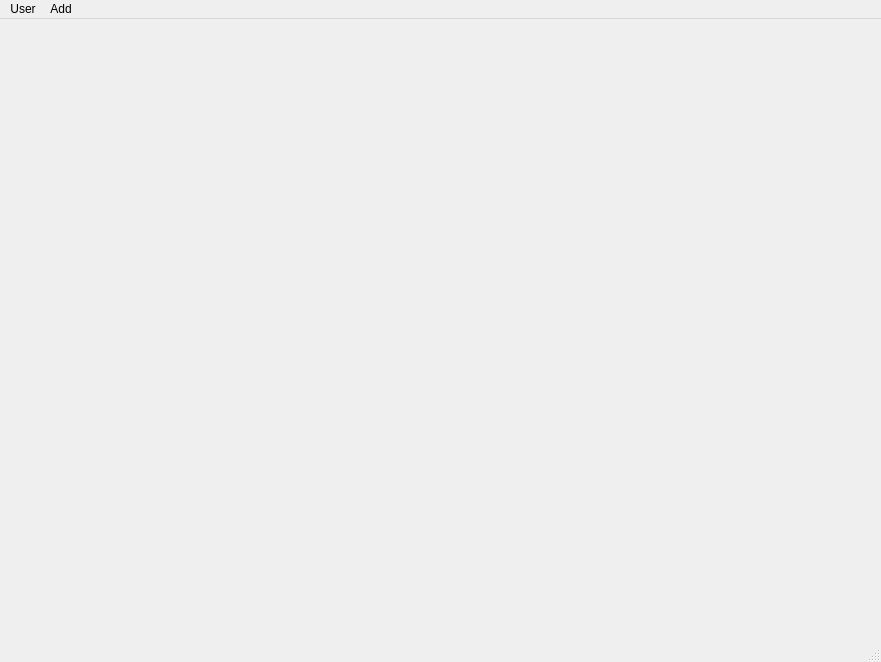
Before: the Qt Designer form interfaces/main.ui in BavoDebraekeleer/python-web-price-comparison-tool, drawn with Qt 5.
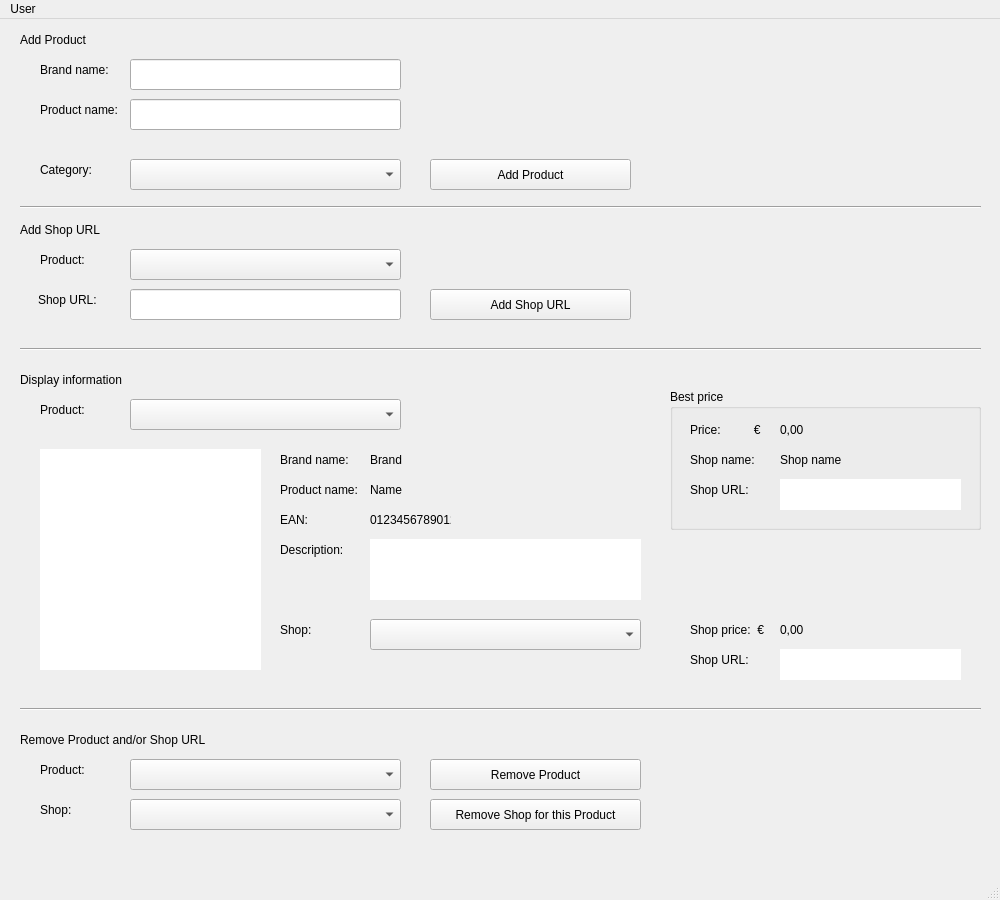
After: the same form once the commit is applied.

Commit message: Interface done, Amazon basic web scrapping added

Patch:
```diff
--- a/interfaces/main.ui
+++ b/interfaces/main.ui
@@ -6,30 +6,824 @@
    <rect>
     <x>0</x>
     <y>0</y>
-    <width>881</width>
-    <height>662</height>
+    <width>1000</width>
+    <height>900</height>
    </rect>
   </property>
+  <property name="sizePolicy">
+   <sizepolicy hsizetype="Preferred" vsizetype="Preferred">
+    <horstretch>0</horstretch>
+    <verstretch>0</verstretch>
+   </sizepolicy>
+  </property>
+  <property name="minimumSize">
+   <size>
+    <width>1000</width>
+    <height>900</height>
+   </size>
+  </property>
   <property name="windowTitle">
    <string>MainWindow</string>
   </property>
-  <widget class="QWidget" name="centralwidget"/>
+  <property name="iconSize">
+   <size>
+    <width>32</width>
+    <height>32</height>
+   </size>
+  </property>
+  <widget class="QWidget" name="centralwidget">
+   <widget class="QLabel" name="lb_title_addProduct">
+    <property name="geometry">
+     <rect>
+      <x>20</x>
+      <y>10</y>
+      <width>381</width>
+      <height>21</height>
+     </rect>
+    </property>
+    <property name="text">
+     <string>Add Product</string>
+    </property>
+   </widget>
+   <widget class="QLabel" name="lb_title_addShop">
+    <property name="geometry">
+     <rect>
+      <x>20</x>
+      <y>200</y>
+      <width>381</width>
+      <height>21</height>
+     </rect>
+    </property>
+    <property name="text">
+     <string>Add Shop URL</string>
+    </property>
+   </widget>
+   <widget class="QLineEdit" name="in_productBrand">
+    <property name="geometry">
+     <rect>
+      <x>130</x>
+      <y>40</y>
+      <width>271</width>
+      <height>31</height>
+     </rect>
+    </property>
+   </widget>
+   <widget class="QLabel" name="lb_brand">
+    <property name="geometry">
+     <rect>
+      <x>40</x>
+      <y>40</y>
+      <width>81</width>
+      <height>21</height>
+     </rect>
+    </property>
+    <property name="text">
+     <string>Brand name:</string>
+    </property>
+   </widget>
+   <widget class="QLabel" name="lb_category">
+    <property name="geometry">
+     <rect>
+      <x>40</x>
+      <y>140</y>
+      <width>81</width>
+      <height>21</height>
+     </rect>
+    </property>
+    <property name="text">
+     <string>Category:</string>
+    </property>
+   </widget>
+   <widget class="Line" name="line">
+    <property name="geometry">
+     <rect>
+      <x>20</x>
+      <y>180</y>
+      <width>961</width>
+      <height>16</height>
+     </rect>
+    </property>
+    <property name="orientation">
+     <enum>Qt::Horizontal</enum>
+    </property>
+   </widget>
+   <widget class="QComboBox" name="in_category">
+    <property name="geometry">
+     <rect>
+      <x>130</x>
+      <y>140</y>
+      <width>271</width>
+      <height>31</height>
+     </rect>
+    </property>
+   </widget>
+   <widget class="QComboBox" name="in_add_productSelect">
+    <property name="geometry">
+     <rect>
+      <x>130</x>
+      <y>230</y>
+      <width>271</width>
+      <height>31</height>
+     </rect>
+    </property>
+    <property name="currentText">
+     <string extracomment="Select product"/>
+    </property>
+   </widget>
+   <widget class="QLabel" name="lb_product">
+    <property name="geometry">
+     <rect>
+      <x>40</x>
+      <y>230</y>
+      <width>81</width>
+      <height>21</height>
+     </rect>
+    </property>
+    <property name="text">
+     <string>Product:</string>
+    </property>
+   </widget>
+   <widget class="QLabel" name="lb_url">
+    <property name="geometry">
+     <rect>
+      <x>38</x>
+      <y>270</y>
+      <width>81</width>
+      <height>21</height>
+     </rect>
+    </property>
+    <property name="text">
+     <string>Shop URL:</string>
+    </property>
+   </widget>
+   <widget class="QLineEdit" name="in_productShopUrl">
+    <property name="geometry">
+     <rect>
+      <x>130</x>
+      <y>270</y>
+      <width>271</width>
+      <height>31</height>
+     </rect>
+    </property>
+   </widget>
+   <widget class="Line" name="line_2">
+    <property name="geometry">
+     <rect>
+      <x>20</x>
+      <y>320</y>
+      <width>961</width>
+      <height>21</height>
+     </rect>
+    </property>
+    <property name="orientation">
+     <enum>Qt::Horizontal</enum>
+    </property>
+   </widget>
+   <widget class="QLabel" name="lb_title_displayInfo">
+    <property name="geometry">
+     <rect>
+      <x>20</x>
+      <y>350</y>
+      <width>381</width>
+      <height>21</height>
+     </rect>
+    </property>
+    <property name="text">
+     <string>Display information</string>
+    </property>
+   </widget>
+   <widget class="QComboBox" name="in_display_productSelect">
+    <property name="geometry">
+     <rect>
+      <x>130</x>
+      <y>380</y>
+      <width>271</width>
+      <height>31</height>
+     </rect>
+    </property>
+    <property name="currentText">
+     <string extracomment="Select product"/>
+    </property>
+   </widget>
+   <widget class="QLabel" name="lb_display_product">
+    <property name="geometry">
+     <rect>
+      <x>40</x>
+      <y>380</y>
+      <width>81</width>
+      <height>21</height>
+     </rect>
+    </property>
+    <property name="text">
+     <string>Product:</string>
+    </property>
+   </widget>
+   <widget class="QPushButton" name="btn_addProduct">
+    <property name="geometry">
+     <rect>
+      <x>430</x>
+      <y>140</y>
+      <width>201</width>
+      <height>31</height>
+     </rect>
+    </property>
+    <property name="text">
+     <string>Add Product</string>
+    </property>
+   </widget>
+   <widget class="QPushButton" name="btn_addProductShop">
+    <property name="geometry">
+     <rect>
+      <x>430</x>
+      <y>270</y>
+      <width>201</width>
+      <height>31</height>
+     </rect>
+    </property>
+    <property name="text">
+     <string>Add Shop URL</string>
+    </property>
+   </widget>
+   <widget class="QLabel" name="lb_addProduct_message">
+    <property name="geometry">
+     <rect>
+      <x>630</x>
+      <y>140</y>
+      <width>351</width>
+      <height>31</height>
+     </rect>
+    </property>
+    <property name="text">
+     <string/>
+    </property>
+   </widget>
+   <widget class="QLabel" name="lb_addShop_message">
+    <property name="geometry">
+     <rect>
+      <x>630</x>
+      <y>270</y>
+      <width>351</width>
+      <height>31</height>
+     </rect>
+    </property>
+    <property name="text">
+     <string/>
+    </property>
+   </widget>
+   <widget class="QLineEdit" name="in_productName">
+    <property name="geometry">
+     <rect>
+      <x>130</x>
+      <y>80</y>
+      <width>271</width>
+      <height>31</height>
+     </rect>
+    </property>
+   </widget>
+   <widget class="QLabel" name="lb_name">
+    <property name="geometry">
+     <rect>
+      <x>40</x>
+      <y>80</y>
+      <width>81</width>
+      <height>21</height>
+     </rect>
+    </property>
+    <property name="text">
+     <string>Product name:</string>
+    </property>
+   </widget>
+   <widget class="Line" name="line_3">
+    <property name="geometry">
+     <rect>
+      <x>20</x>
+      <y>680</y>
+      <width>961</width>
+      <height>21</height>
+     </rect>
+    </property>
+    <property name="orientation">
+     <enum>Qt::Horizontal</enum>
+    </property>
+   </widget>
+   <widget class="QLabel" name="lb_removeTitle">
+    <property name="geometry">
+     <rect>
+      <x>20</x>
+      <y>710</y>
+      <width>381</width>
+      <height>21</height>
+     </rect>
+    </property>
+    <property name="text">
+     <string>Remove Product and/or Shop URL</string>
+    </property>
+   </widget>
+   <widget class="QLabel" name="lb_remove_message">
+    <property name="geometry">
+     <rect>
+      <x>40</x>
+      <y>820</y>
+      <width>941</width>
+      <height>31</height>
+     </rect>
+    </property>
+    <property name="text">
+     <string/>
+    </property>
+   </widget>
+   <widget class="QLabel" name="lb_removeProduct">
+    <property name="geometry">
+     <rect>
+      <x>40</x>
+      <y>740</y>
+      <width>81</width>
+      <height>21</height>
+     </rect>
+    </property>
+    <property name="text">
+     <string>Product:</string>
+    </property>
+   </widget>
+   <widget class="QPushButton" name="btn_removeProduct">
+    <property name="geometry">
+     <rect>
+      <x>430</x>
+      <y>740</y>
+      <width>211</width>
+      <height>31</height>
+     </rect>
+    </property>
+    <property name="text">
+     <string>Remove Product</string>
+    </property>
+   </widget>
+   <widget class="QComboBox" name="in_removeProduct">
+    <property name="geometry">
+     <rect>
+      <x>130</x>
+      <y>740</y>
+      <width>271</width>
+      <height>31</height>
+     </rect>
+    </property>
+    <property name="currentIndex">
+     <number>-1</number>
+    </property>
+   </widget>
+   <widget class="QLabel" name="lb_removeShop">
+    <property name="geometry">
+     <rect>
+      <x>40</x>
+      <y>780</y>
+      <width>81</width>
+      <height>21</height>
+     </rect>
+    </property>
+    <property name="text">
+     <string>Shop:</string>
+    </property>
+   </widget>
+   <widget class="QPushButton" name="btn_removeProductShop">
+    <property name="geometry">
+     <rect>
+      <x>430</x>
+      <y>780</y>
+      <width>211</width>
+      <height>31</height>
+     </rect>
+    </property>
+    <property name="text">
+     <string>Remove Shop for this Product</string>
+    </property>
+   </widget>
+   <widget class="QComboBox" name="in_removeShop">
+    <property name="geometry">
+     <rect>
+      <x>130</x>
+      <y>780</y>
+      <width>271</width>
+      <height>31</height>
+     </rect>
+    </property>
+   </widget>
+   <widget class="QLabel" name="lb_display_brand_title">
+    <property name="geometry">
+     <rect>
+      <x>280</x>
+      <y>430</y>
+      <width>81</width>
+      <height>21</height>
+     </rect>
+    </property>
+    <property name="text">
+     <string>Brand name:</string>
+    </property>
+   </widget>
+   <widget class="QLabel" name="lb_display_name_title">
+    <property name="geometry">
+     <rect>
+      <x>280</x>
+      <y>460</y>
+      <width>81</width>
+      <height>21</height>
+     </rect>
+    </property>
+    <property name="text">
+     <string>Product name:</string>
+    </property>
+   </widget>
+   <widget class="QLabel" name="lb_display_ean_title">
+    <property name="geometry">
+     <rect>
+      <x>280</x>
+      <y>490</y>
+      <width>81</width>
+      <height>21</height>
+     </rect>
+    </property>
+    <property name="text">
+     <string>EAN:</string>
+    </property>
+   </widget>
+   <widget class="QLabel" name="lb_display_description_title">
+    <property name="geometry">
+     <rect>
+      <x>280</x>
+      <y>520</y>
+      <width>81</width>
+      <height>21</height>
+     </rect>
+    </property>
+    <property name="text">
+     <string>Description:</string>
+    </property>
+   </widget>
+   <widget class="QLabel" name="lb_display_priceBest_title">
+    <property name="geometry">
+     <rect>
+      <x>690</x>
+      <y>400</y>
+      <width>81</width>
+      <height>21</height>
+     </rect>
+    </property>
+    <property name="text">
+     <string>Price:          €</string>
+    </property>
+   </widget>
+   <widget class="QLabel" name="lb_display_shop">
+    <property name="geometry">
+     <rect>
+      <x>280</x>
+      <y>600</y>
+      <width>81</width>
+      <height>21</height>
+     </rect>
+    </property>
+    <property name="text">
+     <string>Shop:</string>
+    </property>
+   </widget>
+   <widget class="QComboBox" name="in_display_shop">
+    <property name="geometry">
+     <rect>
+      <x>370</x>
+      <y>600</y>
+      <width>271</width>
+      <height>31</height>
+     </rect>
+    </property>
+   </widget>
+   <widget class="QLabel" name="lb_display_shop_price_title">
+    <property name="geometry">
+     <rect>
+      <x>690</x>
+      <y>600</y>
+      <width>81</width>
+      <height>21</height>
+     </rect>
+    </property>
+    <property name="text">
+     <string>Shop price:  €</string>
+    </property>
+   </widget>
+   <widget class="QLabel" name="lb_display_brand">
+    <property name="geometry">
+     <rect>
+      <x>370</x>
+      <y>430</y>
+      <width>81</width>
+      <height>21</height>
+     </rect>
+    </property>
+    <property name="text">
+     <string>Brand</string>
+    </property>
+   </widget>
+   <widget class="QLabel" name="lb_display_ean">
+    <property name="geometry">
+     <rect>
+      <x>370</x>
+      <y>490</y>
+      <width>81</width>
+      <height>21</height>
+     </rect>
+    </property>
+    <property name="text">
+     <string>0123456789012</string>
+    </property>
+   </widget>
+   <widget class="QLabel" name="lb_display_name">
+    <property name="geometry">
+     <rect>
+      <x>370</x>
+      <y>460</y>
+      <width>81</width>
+      <height>21</height>
+     </rect>
+    </property>
+    <property name="text">
+     <string>Name</string>
+    </property>
+   </widget>
+   <widget class="QLabel" name="lb_display_shop_price">
+    <property name="geometry">
+     <rect>
+      <x>780</x>
+      <y>600</y>
+      <width>81</width>
+      <height>21</height>
+     </rect>
+    </property>
+    <property name="text">
+     <string>0,00</string>
+    </property>
+   </widget>
+   <widget class="QLabel" name="lb_display_priceBest">
+    <property name="geometry">
+     <rect>
+      <x>780</x>
+      <y>400</y>
+      <width>81</width>
+      <height>21</height>
+     </rect>
+    </property>
+    <property name="text">
+     <string>0,00</string>
+    </property>
+   </widget>
+   <widget class="QTextEdit" name="txt_display_description">
+    <property name="enabled">
+     <bool>true</bool>
+    </property>
+    <property name="geometry">
+     <rect>
+      <x>370</x>
+      <y>520</y>
+      <width>271</width>
+      <height>61</height>
+     </rect>
+    </property>
+    <property name="acceptDrops">
+     <bool>false</bool>
+    </property>
+    <property name="autoFillBackground">
+     <bool>false</bool>
+    </property>
+    <property name="frameShape">
+     <enum>QFrame::NoFrame</enum>
+    </property>
+    <property name="frameShadow">
+     <enum>QFrame::Plain</enum>
+    </property>
+    <property name="readOnly">
+     <bool>true</bool>
+    </property>
+   </widget>
+   <widget class="QLabel" name="lb_display_priceBest_shop_title">
+    <property name="geometry">
+     <rect>
+      <x>690</x>
+      <y>430</y>
+      <width>81</width>
+      <height>21</height>
+     </rect>
+    </property>
+    <property name="text">
+     <string>Shop name:</string>
+    </property>
+   </widget>
+   <widget class="QLabel" name="lb_display_priceBest_shop">
+    <property name="geometry">
+     <rect>
+      <x>780</x>
+      <y>430</y>
+      <width>201</width>
+      <height>21</height>
+     </rect>
+    </property>
+    <property name="text">
+     <string>Shop name</string>
+    </property>
+   </widget>
+   <widget class="QLabel" name="lb_display_priceBest_url_title">
+    <property name="geometry">
+     <rect>
+      <x>690</x>
+      <y>460</y>
+      <width>81</width>
+      <height>21</height>
+     </rect>
+    </property>
+    <property name="text">
+     <string>Shop URL:</string>
+    </property>
+   </widget>
+   <widget class="QLabel" name="lb_display_shop_url_title">
+    <property name="geometry">
+     <rect>
+      <x>690</x>
+      <y>630</y>
+      <width>81</width>
+      <height>21</height>
+     </rect>
+    </property>
+    <property name="text">
+     <string>Shop URL:</string>
+    </property>
+   </widget>
+   <widget class="QTextEdit" name="txt_display_priceBest_url">
+    <property name="geometry">
+     <rect>
+      <x>780</x>
+      <y>460</y>
+      <width>181</width>
+      <height>31</height>
+     </rect>
+    </property>
+    <property name="cursor" stdset="0">
+     <cursorShape>IBeamCursor</cursorShape>
+    </property>
+    <property name="mouseTracking">
+     <bool>false</bool>
+    </property>
+    <property name="contextMenuPolicy">
+     <enum>Qt::DefaultContextMenu</enum>
+    </property>
+    <property name="acceptDrops">
+     <bool>false</bool>
+    </property>
+    <property name="autoFillBackground">
+     <bool>false</bool>
+    </property>
+    <property name="frameShape">
+     <enum>QFrame::NoFrame</enum>
+    </property>
+    <property name="frameShadow">
+     <enum>QFrame::Plain</enum>
+    </property>
+    <property name="readOnly">
+     <bool>true</bool>
+    </property>
+   </widget>
+   <widget class="QTextEdit" name="txt_display_shop_url">
+    <property name="geometry">
+     <rect>
+      <x>780</x>
+      <y>630</y>
+      <width>181</width>
+      <height>31</height>
+     </rect>
+    </property>
+    <property name="cursor" stdset="0">
+     <cursorShape>IBeamCursor</cursorShape>
+    </property>
+    <property name="contextMenuPolicy">
+     <enum>Qt::DefaultContextMenu</enum>
+    </property>
+    <property name="acceptDrops">
+     <bool>false</bool>
+    </property>
+    <property name="autoFillBackground">
+     <bool>false</bool>
+    </property>
+    <property name="frameShape">
+     <enum>QFrame::NoFrame</enum>
+    </property>
+    <property name="frameShadow">
+     <enum>QFrame::Plain</enum>
+    </property>
+    <property name="readOnly">
+     <bool>true</bool>
+    </property>
+   </widget>
+   <widget class="QTextEdit" name="image">
+    <property name="enabled">
+     <bool>true</bool>
+    </property>
+    <property name="geometry">
+     <rect>
+      <x>40</x>
+      <y>430</y>
+      <width>221</width>
+      <height>221</height>
+     </rect>
+    </property>
+    <property name="acceptDrops">
+     <bool>false</bool>
+    </property>
+    <property name="autoFillBackground">
+     <bool>false</bool>
+    </property>
+    <property name="frameShape">
+     <enum>QFrame::NoFrame</enum>
+    </property>
+    <property name="frameShadow">
+     <enum>QFrame::Raised</enum>
+    </property>
+    <property name="undoRedoEnabled">
+     <bool>false</bool>
+    </property>
+    <property name="readOnly">
+     <bool>true</bool>
+    </property>
+   </widget>
+   <widget class="QGroupBox" name="groupBox">
+    <property name="geometry">
+     <rect>
+      <x>670</x>
+      <y>370</y>
+      <width>311</width>
+      <height>141</height>
+     </rect>
+    </property>
+    <property name="title">
+     <string>Best price</string>
+    </property>
+   </widget>
+   <zorder>groupBox</zorder>
+   <zorder>lb_title_addProduct</zorder>
+   <zorder>lb_title_addShop</zorder>
+   <zorder>in_productBrand</zorder>
+   <zorder>lb_brand</zorder>
+   <zorder>lb_category</zorder>
+   <zorder>line</zorder>
+   <zorder>in_category</zorder>
+   <zorder>in_add_productSelect</zorder>
+   <zorder>lb_product</zorder>
+   <zorder>lb_url</zorder>
+   <zorder>in_productShopUrl</zorder>
+   <zorder>line_2</zorder>
+   <zorder>lb_title_displayInfo</zorder>
+   <zorder>in_display_productSelect</zorder>
+   <zorder>lb_display_product</zorder>
+   <zorder>btn_addProduct</zorder>
+   <zorder>btn_addProductShop</zorder>
+   <zorder>lb_addProduct_message</zorder>
+   <zorder>lb_addShop_message</zorder>
+   <zorder>in_productName</zorder>
+   <zorder>lb_name</zorder>
+   <zorder>line_3</zorder>
+   <zorder>lb_removeTitle</zorder>
+   <zorder>lb_remove_message</zorder>
+   <zorder>lb_removeProduct</zorder>
+   <zorder>btn_removeProduct</zorder>
+   <zorder>in_removeProduct</zorder>
+   <zorder>lb_removeShop</zorder>
+   <zorder>btn_removeProductShop</zorder>
+   <zorder>in_removeShop</zorder>
+   <zorder>lb_display_brand_title</zorder>
+   <zorder>lb_display_name_title</zorder>
+   <zorder>lb_display_ean_title</zorder>
+   <zorder>lb_display_description_title</zorder>
+   <zorder>lb_display_priceBest_title</zorder>
+   <zorder>lb_display_shop</zorder>
+   <zorder>in_display_shop</zorder>
+   <zorder>lb_display_shop_price_title</zorder>
+   <zorder>lb_display_brand</zorder>
+   <zorder>lb_display_ean</zorder>
+   <zorder>lb_display_name</zorder>
+   <zorder>lb_display_shop_price</zorder>
+   <zorder>lb_display_priceBest</zorder>
+   <zorder>txt_display_description</zorder>
+   <zorder>lb_display_priceBest_shop_title</zorder>
+   <zorder>lb_display_priceBest_shop</zorder>
+   <zorder>lb_display_priceBest_url_title</zorder>
+   <zorder>lb_display_shop_url_title</zorder>
+   <zorder>txt_display_priceBest_url</zorder>
+   <zorder>txt_display_shop_url</zorder>
+   <zorder>image</zorder>
+  </widget>
   <widget class="QMenuBar" name="menubar">
    <property name="geometry">
     <rect>
      <x>0</x>
      <y>0</y>
-     <width>881</width>
+     <width>1000</width>
      <height>21</height>
     </rect>
    </property>
-   <widget class="QMenu" name="menuAdd">
-    <property name="title">
-     <string>Add</string>
-    </property>
-    <addaction name="actionProduct"/>
-    <addaction name="actionURL"/>
-   </widget>
    <widget class="QMenu" name="menuLogin">
     <property name="title">
      <string>User</string>
@@ -38,7 +832,6 @@
     <addaction name="actionCreate"/>
    </widget>
    <addaction name="menuLogin"/>
-   <addaction name="menuAdd"/>
   </widget>
   <widget class="QStatusBar" name="statusbar"/>
   <action name="actionProduct">
```
The commit also changes 7 other files.
